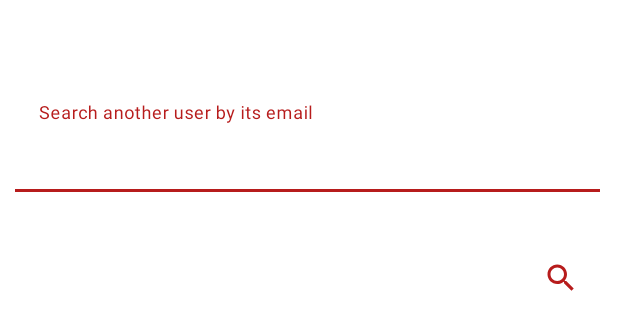
After one commit to chotuve-grupo10/chotuve-android-app, an Android app: the layout fragment_search.xml on its own in the app's theme, with its tools: preview values and no code run, on a phone screen of 412 x 824 dp. The commit adds this screen. Shown: the top 330 px of the screen. Run offline under Robolectric (Android 15) with nearby library versions, the phone set to English and light mode, and no system bars; network calls fail.

Commit message:
Agrego vista para buscar un usuario

```diff
--- a/app/src/main/java/com/example/chotuve_android_client/MainActivity.kt
+++ b/app/src/main/java/com/example/chotuve_android_client/MainActivity.kt
@@ -21,7 +21,7 @@ class MainActivity : AppCompatActivity() {
         // Passing each menu ID as a set of Ids because each
         // menu should be considered as top level destinations.
         val appBarConfiguration = AppBarConfiguration(setOf(
-                R.id.navigation_home, R.id.navigation_dashboard, R.id.navigation_notifications,
+                R.id.navigation_home, R.id.navigation_search, R.id.navigation_notifications,
                 R.id.navigation_upload_video))
         setupActionBarWithNavController(navController, appBarConfiguration)
         navView.setupWithNavController(navController)
--- /dev/null
+++ b/app/src/main/res/drawable/ic_search_24px.xml
@@ -0,0 +1,9 @@
+<vector xmlns:android="http://schemas.android.com/apk/res/android"
+    android:width="24dp"
+    android:height="24dp"
+    android:viewportWidth="24"
+    android:viewportHeight="24">
+  <path
+      android:fillColor="#FF000000"
+      android:pathData="M15.5,14h-0.79l-0.28,-0.27C15.41,12.59 16,11.11 16,9.5 16,5.91 13.09,3 9.5,3S3,5.91 3,9.5 5.91,16 9.5,16c1.61,0 3.09,-0.59 4.23,-1.57l0.27,0.28v0.79l5,4.99L20.49,19l-4.99,-5zM9.5,14C7.01,14 5,11.99 5,9.5S7.01,5 9.5,5 14,7.01 14,9.5 11.99,14 9.5,14z"/>
+</vector>
--- /dev/null
+++ b/app/src/main/res/layout/fragment_search.xml
@@ -0,0 +1,57 @@
+<?xml version="1.0" encoding="utf-8"?>
+<androidx.constraintlayout.widget.ConstraintLayout xmlns:android="http://schemas.android.com/apk/res/android"
+    xmlns:app="http://schemas.android.com/apk/res-auto"
+    xmlns:tools="http://schemas.android.com/tools"
+    android:layout_width="match_parent"
+    android:layout_height="match_parent"
+    tools:context=".ui.search.SearchFragment">
+
+    <TextView
+        android:id="@+id/text_search"
+        android:layout_width="match_parent"
+        android:layout_height="wrap_content"
+        android:layout_marginStart="8dp"
+        android:layout_marginTop="8dp"
+        android:layout_marginEnd="8dp"
+        android:textAlignment="center"
+        android:textSize="20sp"
+        app:layout_constraintBottom_toBottomOf="parent"
+        app:layout_constraintEnd_toEndOf="parent"
+        app:layout_constraintStart_toStartOf="parent"
+        app:layout_constraintTop_toTopOf="parent" />
+
+    <com.google.android.material.textfield.TextInputLayout
+        android:layout_width="404dp"
+        android:layout_height="92dp"
+        app:layout_constraintBottom_toBottomOf="parent"
+        app:layout_constraintStart_toStartOf="parent"
+        app:layout_constraintTop_toTopOf="parent"
+        app:layout_constraintVertical_bias="0.066">
+
+        <com.google.android.material.textfield.TextInputEditText
+            android:id="@+id/search_users_bar"
+            android:layout_width="390dp"
+            android:layout_height="70dp"
+            android:layout_margin="10dp"
+            android:background="@color/white"
+            android:hint="@string/search_users_bar"
+            android:inputType="textEmailAddress" />
+
+    </com.google.android.material.textfield.TextInputLayout>
+
+    <Button
+        android:id="@+id/button_search_users"
+        style="@style/Widget.MaterialComponents.Button.TextButton.Icon"
+        android:layout_width="32dp"
+        android:layout_height="47dp"
+        android:layout_weight="1"
+        android:background="@color/extremely_light_red"
+        app:icon="@drawable/ic_search_24px"
+        app:layout_constraintBottom_toBottomOf="parent"
+        app:layout_constraintEnd_toEndOf="parent"
+        app:layout_constraintHorizontal_bias="0.931"
+        app:layout_constraintStart_toStartOf="parent"
+        app:layout_constraintTop_toTopOf="parent"
+        app:layout_constraintVertical_bias="0.209" />
+
+</androidx.constraintlayout.widget.ConstraintLayout>
--- a/app/src/main/res/values/colors.xml
+++ b/app/src/main/res/values/colors.xml
@@ -5,9 +5,12 @@
     <color name="colorPrimaryDark">#3700B3</color>
     <color name="colorAccent">#03DAC5</color>
 
+    <color name="white">#FFFFFF</color>
+
 
     <!-- https://material.io/resources/color/#!/?view.left=0&view.right=0 -->
     <color name="black_overlay">#66000000</color>
+    <color name="extremely_light_red">#ffebee</color>
     <color name="light_red">#f05545</color>
     <color name="primary_red">#b71c1c</color>
     <color name="dark_red">#7f0000</color>
--- a/app/src/main/res/values/strings.xml
+++ b/app/src/main/res/values/strings.xml
@@ -1,8 +1,9 @@
 <resources>
     <string name="app_name">chotuve_android_client</string>
     <string name="title_home">Home</string>
-    <string name="title_dashboard">Dashboard</string>
+    <string name="title_search">Search</string>
     <string name="title_notifications">Notifications</string>
+    <string name="title_user">User profile</string>
     <string name="ping_message">This is where we ping the App Server</string>
     <string name="ping_button">Ping, my friend</string>
 
@@ -38,4 +39,8 @@
     <string name="fb_login_protocol_scheme">fb937489686691669</string>
     <string name="not_registered">Not registered?</string>
     <string name="create_account">REGISTER</string>
+
+    <string name="search_users_bar">Search another user by its email</string>
+
+
 </resources>
```
Also changed, not shown: app/src/main/java/com/example/chotuve_android_client/ui/dashboard/DashboardFragment.kt (deleted, +0 -31 lines), app/src/main/java/com/example/chotuve_android_client/ui/dashboard/DashboardViewModel.kt (deleted, +0 -13 lines), app/src/main/java/com/example/chotuve_android_client/ui/search/SearchFragment.kt (added, +40 -0 lines), app/src/main/java/com/example/chotuve_android_client/ui/search/SearchViewModel.kt (added, +19 -0 lines), app/src/main/res/layout/fragment_dashboard.xml (deleted, +0 -22 lines), app/src/main/res/menu/bottom_nav_menu.xml (+10 -3 lines), app/src/main/res/navigation/mobile_navigation.xml (+4 -4 lines).
